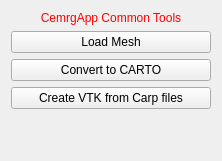
The window that CemrgApp/Plugins/kcl.cemrgapp.mainapp/src/internal/QmitkCemrgAppCommonToolsControls.ui (OpenHeartDevelopers/CemrgApp) describes before a commit, drawn with Qt 5.
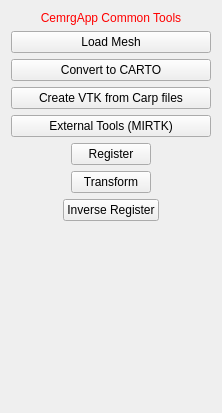
The same window after the commit.

Commit message: [lge-dixon] Initial commit - added UI and function skeleton

Diff of the .ui file:
```diff
--- a/CemrgApp/Plugins/kcl.cemrgapp.mainapp/src/internal/QmitkCemrgAppCommonToolsControls.ui
+++ b/CemrgApp/Plugins/kcl.cemrgapp.mainapp/src/internal/QmitkCemrgAppCommonToolsControls.ui
@@ -7,7 +7,7 @@
     <x>0</x>
     <y>0</y>
     <width>222</width>
-    <height>161</height>
+    <height>413</height>
    </rect>
   </property>
   <property name="minimumSize">
@@ -60,6 +60,34 @@
      </property>
     </widget>
    </item>
+   <item>
+    <widget class="QPushButton" name="button_mirtk">
+     <property name="text">
+      <string>External Tools (MIRTK)</string>
+     </property>
+    </widget>
+   </item>
+   <item alignment="Qt::AlignHCenter">
+    <widget class="QPushButton" name="button_mirtk_reg">
+     <property name="text">
+      <string>Register</string>
+     </property>
+    </widget>
+   </item>
+   <item alignment="Qt::AlignHCenter">
+    <widget class="QPushButton" name="button_mirtk_tx">
+     <property name="text">
+      <string>Transform</string>
+     </property>
+    </widget>
+   </item>
+   <item alignment="Qt::AlignHCenter">
+    <widget class="QPushButton" name="button_mirtk_invreg">
+     <property name="text">
+      <string>Inverse Register</string>
+     </property>
+    </widget>
+   </item>
    <item>
     <spacer name="spacer1">
      <property name="orientation">
```
The commit also changes 4 other files.
